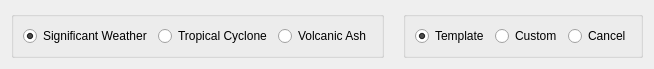
up1and/tafor, file tafor/components/ui/sigmet_type.ui: the form before one commit.
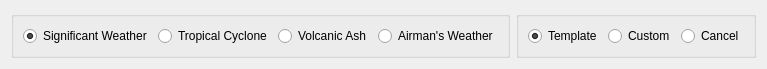
The form after the commit.

```diff
--- a/tafor/components/ui/sigmet_type.ui
+++ b/tafor/components/ui/sigmet_type.ui
@@ -6,7 +6,7 @@
    <rect>
     <x>0</x>
     <y>0</y>
-    <width>654</width>
+    <width>759</width>
     <height>54</height>
    </rect>
   </property>
@@ -44,6 +44,13 @@
         </property>
        </widget>
       </item>
+      <item>
+       <widget class="QRadioButton" name="airmansWeather">
+        <property name="text">
+         <string>Airman's Weather</string>
+        </property>
+       </widget>
+      </item>
      </layout>
     </widget>
    </item>
```
